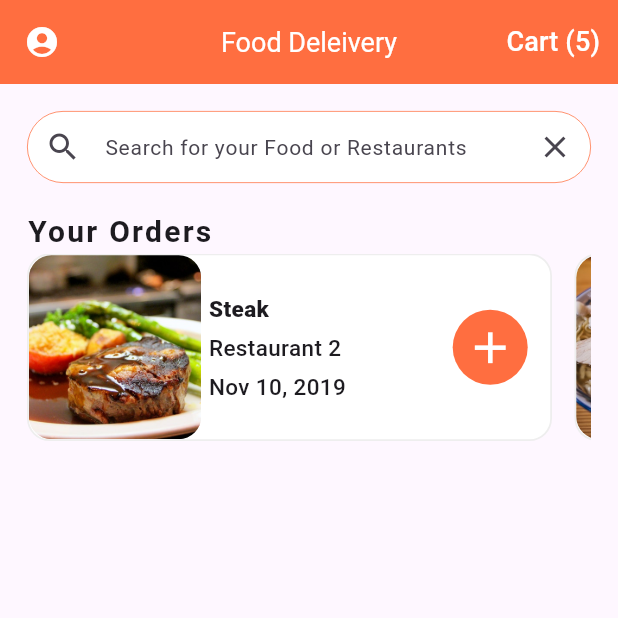
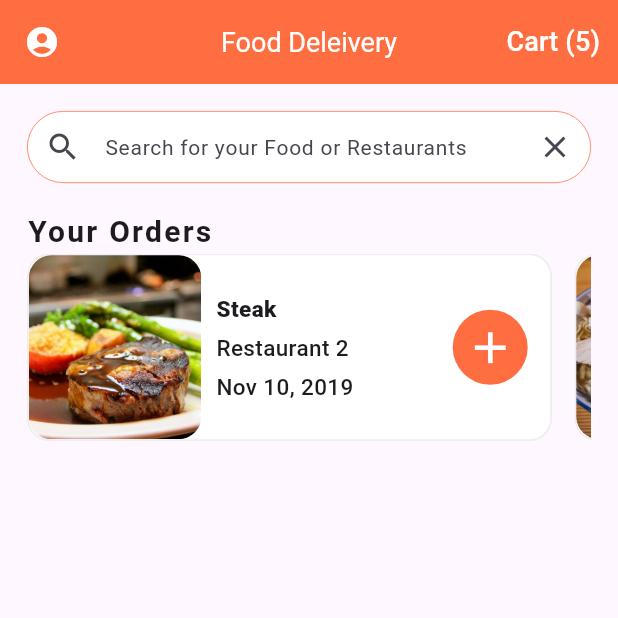
Before and after one commit to gaaferHajji2/j-l-flutter, a Flutter app: the screen it shows after launch, on a phone screen of 412 x 824 dp, the top half of it. Run offline on Flutter 3.47's test engine with Material 3 defaults, Android fonts, the phone set to English and light mode, and no system bars; our stand-ins replace audioplayers, file_picker, firebase_core, firebase_messaging, flutter_local_notifications, get and 3 more; accounts and stored records are empty; project files that could hold a hidden picture were left out.

Commit message:
Adding margin with container

```diff
--- a/flutter_application_9/lib/widgets/order_item.dart
+++ b/flutter_application_9/lib/widgets/order_item.dart
@@ -37,7 +37,9 @@ class OrderItem extends StatelessWidget {
 
               SizedBox(width: 5.0),
 
-              Column(
+              Container(
+                margin: EdgeInsets.only(left: 5.0),
+                child: Column(
                   mainAxisAlignment: MainAxisAlignment.center,
                   crossAxisAlignment: CrossAxisAlignment.start,
                   children: <Widget>[
@@ -76,6 +78,7 @@ class OrderItem extends StatelessWidget {
                     ),
                   ],
                 ),
+              ),
             ],
           ),
 
```
Lines whose indentation alone changed are shown as unchanged.
